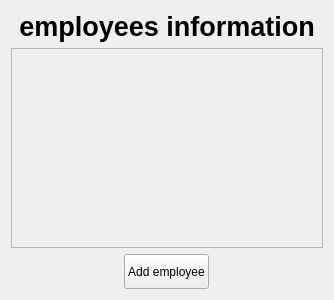
This is form.ui in FatemeZamanian/Employee-management as Qt 5 draws it before an edit. The edited form follows.
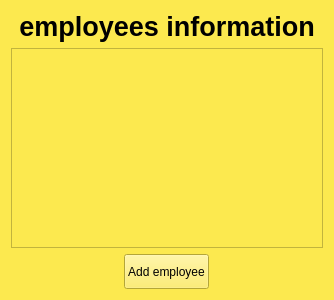
This is the edited form. Icons and pictures are not drawn.

Patch:
```diff
--- a/form.ui
+++ b/form.ui
@@ -24,7 +24,7 @@
     <normaloff>images/icon.png</normaloff>images/icon.png</iconset>
   </property>
   <property name="styleSheet">
-   <string notr="true"/>
+   <string notr="true">background-color: rgb(252, 233, 79);</string>
   </property>
   <layout class="QVBoxLayout" name="verticalLayout">
    <item>
```
